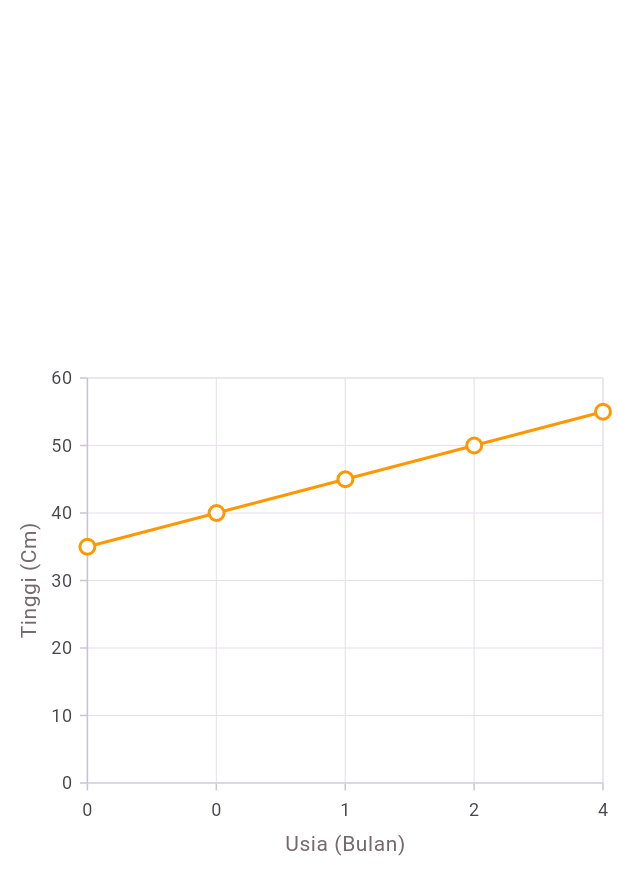
After one commit to Hackfest-BCC-KICK-IT/Stuntle-FE-Flutter, a Flutter app: the GrafikPertumbuhanAnak screen opened directly, on a phone screen of 412 x 824 dp. The commit adds this screen. Shown: the top 895 px of the screen. Run offline on Flutter 3.47's test engine with Material 3 defaults, Android fonts, the phone set to English and light mode, and no system bars; our stand-ins replace bloc, camera, chat_bubbles, dio, equatable, flutter_bloc and 5 more; accounts and stored records are empty; network calls fail; project files that could hold a hidden picture were left out.

Commit message:
style: add grafik

```diff
--- /dev/null
+++ b/lib/pages/homepage/pantau/widgets/grafik_pertumbuhan.dart
@@ -0,0 +1,110 @@
+import 'package:flutter/material.dart';
+import 'package:stuntle/config/color_theme.dart';
+import 'package:stuntle/config/font_theme.dart';
+import 'package:syncfusion_flutter_charts/charts.dart';
+
+class PertumbuhanAnak {
+  PertumbuhanAnak(this.bulan, this.tinggi);
+  final DateTime bulan;
+  final double tinggi;
+}
+
+class GrafikPertumbuhanAnak extends StatefulWidget {
+  const GrafikPertumbuhanAnak({Key? key}) : super(key: key);
+
+  @override
+  State<GrafikPertumbuhanAnak> createState() => _GrafikPertumbuhanAnakState();
+}
+
+class _GrafikPertumbuhanAnakState extends State<GrafikPertumbuhanAnak> {
+  late TooltipBehavior _tooltipBehavior;
+  final List<PertumbuhanAnak> chartData = [
+    PertumbuhanAnak(DateTime(0), 35),
+    PertumbuhanAnak(DateTime(1), 40),
+    PertumbuhanAnak(DateTime(2), 45),
+    PertumbuhanAnak(DateTime(3), 50),
+    PertumbuhanAnak(DateTime(4), 55)
+  ];
+
+  @override
+  void initState() {
+    _tooltipBehavior = TooltipBehavior(
+      animationDuration: 200,
+      duration: 2000,
+      enable: true,
+      builder: (dynamic data, dynamic point, dynamic series, int pointIndex,
+          int seriesIndex) {
+        final PertumbuhanAnak dataPoint = chartData[pointIndex];
+        return Container(
+          padding: const EdgeInsets.all(10),
+          decoration: BoxDecoration(
+            color: Colors.white,
+            border: Border.all(color: Colors.orange, width: 2),
+            borderRadius: BorderRadius.circular(5),
+          ),
+          child: Column(
+            mainAxisSize: MainAxisSize.min,
+            crossAxisAlignment: CrossAxisAlignment.start,
+            children: [
+              Text('Bulan $pointIndex : ${dataPoint.tinggi} cm'),
+              const SizedBox(height: 5),
+              const Text('Baik', style: TextStyle(fontWeight: FontWeight.bold)),
+            ],
+          ),
+        );
+      },
+    );
+    super.initState();
+  }
+
+  @override
+  Widget build(BuildContext context) {
+    return Scaffold(
+      body: Center(
+        child: SizedBox(
+          height: 340,
+          child: SfCartesianChart(
+            tooltipBehavior: _tooltipBehavior,
+            primaryXAxis: DateTimeAxis(
+              title: AxisTitle(
+                text: 'Usia (Bulan)',
+                textStyle: bodyMedium(
+                  colorFont: greyColor,
+                  sizeFont: 14,
+                ),
+              ),
+            ),
+            primaryYAxis: NumericAxis(
+              title: AxisTitle(
+                text: 'Tinggi (Cm)',
+                textStyle: bodyMedium(
+                  colorFont: greyColor,
+                  sizeFont: 14,
+                ),
+              ),
+            ),
+            series: <CartesianSeries>[
+              // Renders line chart
+              LineSeries<PertumbuhanAnak, DateTime>(
+                dataSource: chartData,
+                xValueMapper: (PertumbuhanAnak sales, _) => sales.bulan,
+                yValueMapper: (PertumbuhanAnak sales, _) => sales.tinggi,
+                color: Colors.orange,
+                markerSettings: const MarkerSettings(
+                  isVisible: true,
+                  shape: DataMarkerType.circle,
+                  borderColor: Colors.orange,
+                  borderWidth: 2,
+                  color: Colors.white,
+                  height: 10,
+                  width: 10,
+                ),
+                enableTooltip: true,
+              ),
+            ],
+          ),
+        ),
+      ),
+    );
+  }
+}
--- a/pubspec.yaml
+++ b/pubspec.yaml
@@ -21,6 +21,7 @@ dependencies:
   image_picker: ^1.0.7
   intl: ^0.18.1
   path_provider: ^2.1.2
+  syncfusion_flutter_charts: ^24.1.47+2
   url_launcher: ^6.1.14
 
 dev_dependencies:
```
Also changed, not shown: lib/pages/homepage/pantau/child/detail_data_anak.dart (+24 -1 lines), pubspec.lock.
